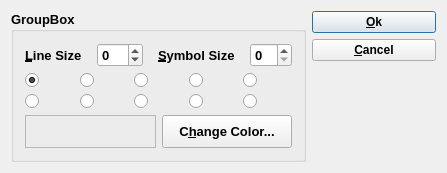
First picture: the form in gems3/vizor4/dlg4/ColorDialog4.ui, repository gemshub/GEMSGUI, before the edit.
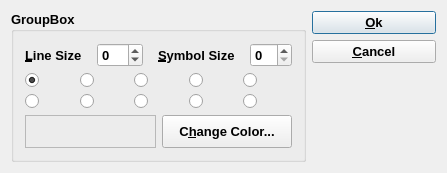
Second picture: the form after the edit. Icons and pictures are not drawn.

Patch:
```diff
--- a/gems3/vizor4/dlg4/ColorDialog4.ui
+++ b/gems3/vizor4/dlg4/ColorDialog4.ui
@@ -12,6 +12,7 @@
   </property>
   <property name="font">
    <font>
+    <pointsize>10</pointsize>
     <weight>75</weight>
     <bold>true</bold>
    </font>
```
